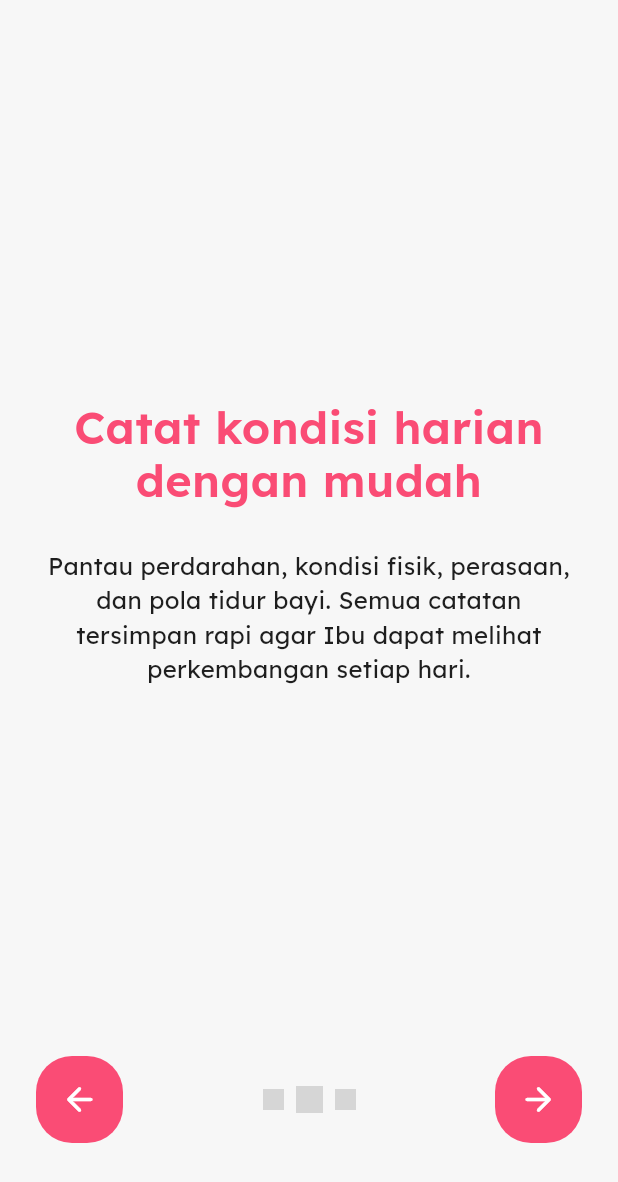
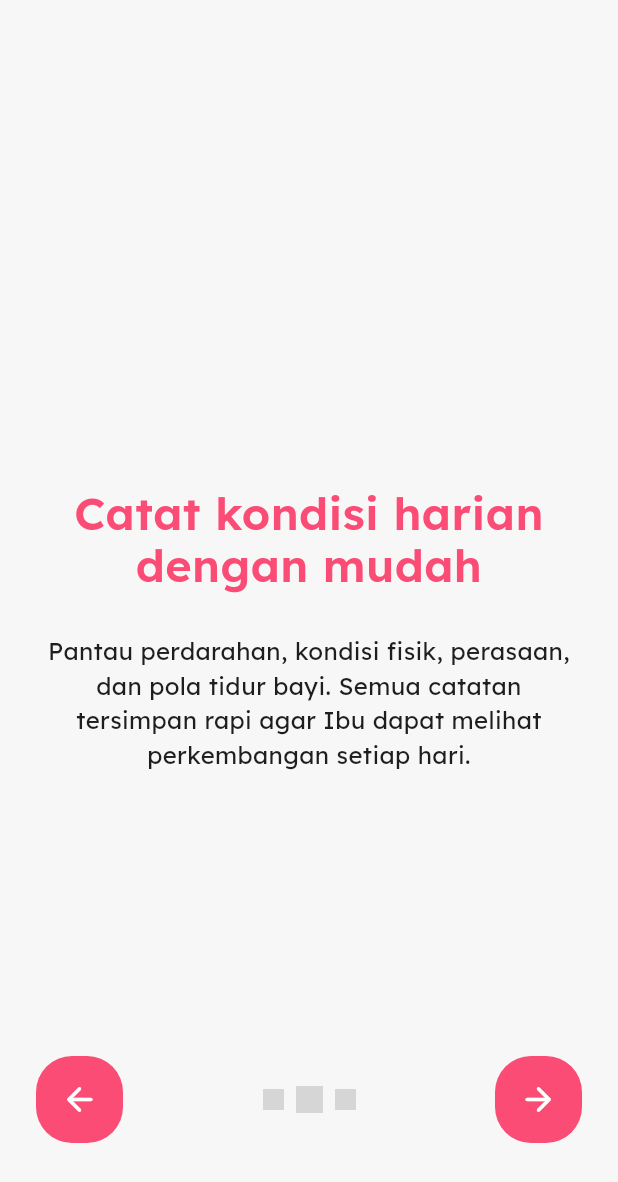
Before and after one commit to Malwildan/Apartum, a Flutter app: the screen it shows after launch, after a tap on the "arrow forward" icon, on a phone screen of 412 x 824 dp. Shown: the top 1182 px of the screen. Run offline on Flutter 3.47's test engine with Material 3 defaults, Android fonts, the phone set to English and light mode, and no system bars; our stand-ins replace google_fonts; grey boxes are pictures that could not be loaded.

```diff
--- a/lib/screen/onboarding/onboarding_screen.dart
+++ b/lib/screen/onboarding/onboarding_screen.dart
@@ -60,6 +60,7 @@ class _OnboardingScreenState extends State<OnboardingScreen> {
           padding: const EdgeInsets.fromLTRB(24, 20, 24, 62),
           child: Column(
             children: [
+              const Spacer(flex: 5),
               Expanded(
                 flex: 4,
                 child: PageView.builder(
@@ -101,6 +102,7 @@ class _OnboardingScreenState extends State<OnboardingScreen> {
                   },
                 ),
               ),
+              const Spacer(flex: 3),
               if (isLastPage) ...[
                 OnboardingIndicators(itemCount: OnboardingText.length, currentIndex: _currentIndex),
                 const SizedBox(height: 34),
```
Also changed, not shown: flutter_01.png (deleted), flutter_02.png (deleted), flutter_03.png (deleted), flutter_04.png (deleted), flutter_05.png (deleted).
